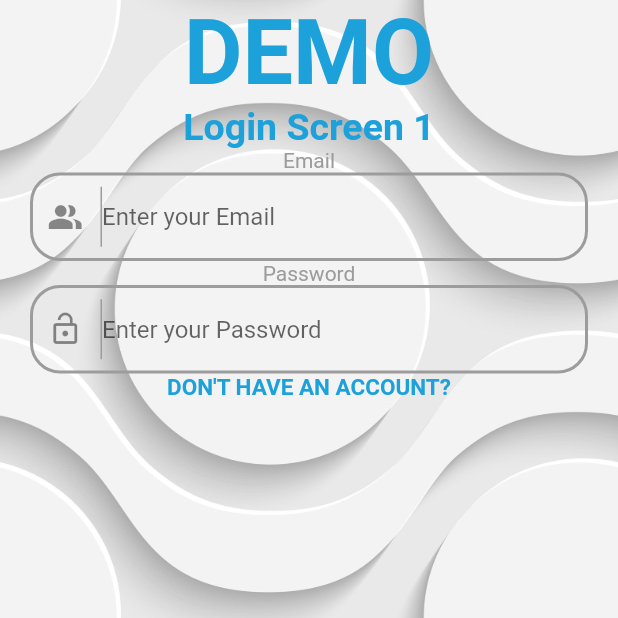
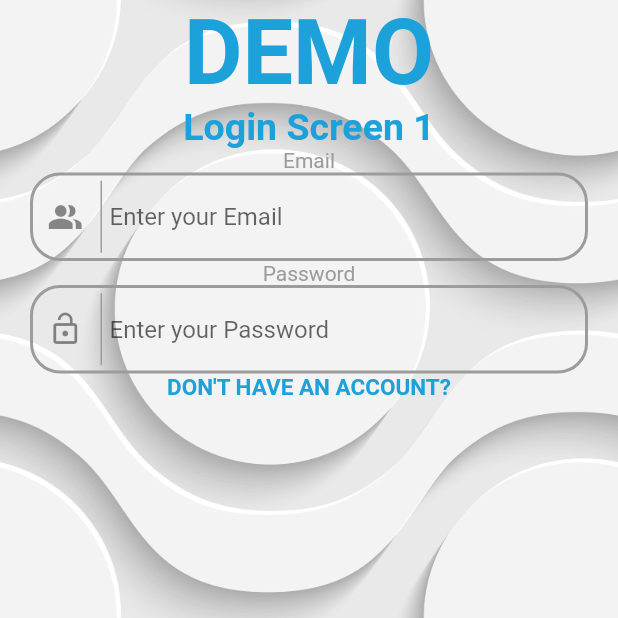
Before and after one commit to ahmloutfy/Login, a Flutter app: the screen it shows after launch, on a phone screen of 412 x 824 dp, the top half of it. Run offline on Flutter 3.47's test engine with Material 2 defaults, Android fonts, the phone set to English and light mode, and no system bars.

Commit message:
ASL 7/9/2022 (0)

```diff
--- a/lib/utilities/text_field.dart
+++ b/lib/utilities/text_field.dart
@@ -1,4 +1,5 @@
 import 'package:flutter/material.dart';
+
 import 'constants.dart';
 
 class FieldText {
@@ -11,8 +12,11 @@ class FieldText {
       padding: const EdgeInsets.symmetric(horizontal: 20.0),
       child: TextField(
         decoration: InputDecoration(
+          prefix: const SizedBox(
+            width: 5.0,
+          ),
+          hintText: hintText,
           prefixIcon: Container(
-            margin: const EdgeInsets.symmetric(vertical: 4.0),
             child: fieldIcon,
             decoration: const BoxDecoration(
               border: Border(
@@ -22,7 +26,6 @@ class FieldText {
               ),
             ),
           ),
-          hintText: hintText,
           enabledBorder: OutlineInputBorder(
             borderRadius: BorderRadius.circular(20.0),
             borderSide: BorderSide(
```
